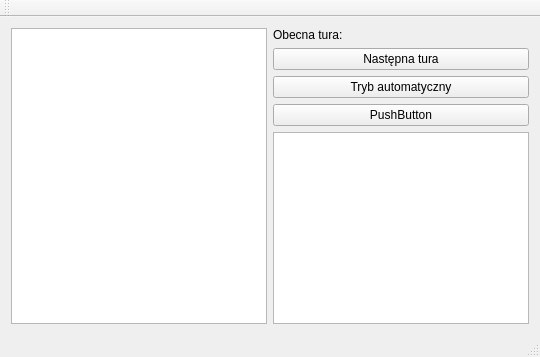
Above: mainwindow.ui from KarolStachurka/PJC before the change. Below: the same form after it.
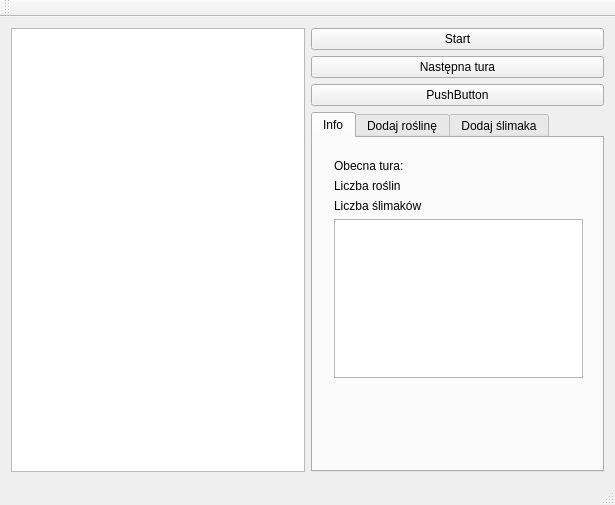
That is the form after the change.

Commit message: plants main functions

Patch:
```diff
--- a/mainwindow.ui
+++ b/mainwindow.ui
@@ -2,6 +2,14 @@
 <ui version="4.0">
  <class>MainWindow</class>
  <widget class="QMainWindow" name="MainWindow">
+  <property name="geometry">
+   <rect>
+    <x>0</x>
+    <y>0</y>
+    <width>615</width>
+    <height>505</height>
+   </rect>
+  </property>
   <property name="sizePolicy">
    <sizepolicy hsizetype="Expanding" vsizetype="Expanding">
     <horstretch>0</horstretch>
@@ -33,22 +41,11 @@
       <item>
        <layout class="QVBoxLayout" name="verticalLayout_2">
         <item>
-         <layout class="QHBoxLayout" name="horizontalLayout_3">
-          <item>
-           <widget class="QLabel" name="turnNumber">
-            <property name="text">
-             <string>Obecna tura:</string>
-            </property>
-           </widget>
-          </item>
-          <item>
-           <widget class="QLabel" name="turnNumberDisplay">
-            <property name="text">
-             <string/>
-            </property>
-           </widget>
-          </item>
-         </layout>
+         <widget class="QPushButton" name="automaticMode">
+          <property name="text">
+           <string>Start</string>
+          </property>
+         </widget>
         </item>
         <item>
          <widget class="QPushButton" name="nextTurn">
@@ -57,13 +54,6 @@
           </property>
          </widget>
         </item>
-        <item>
-         <widget class="QPushButton" name="automaticMode">
-          <property name="text">
-           <string>Tryb automatyczny</string>
-          </property>
-         </widget>
-        </item>
         <item>
          <widget class="QPushButton" name="pushButton_2">
           <property name="text">
@@ -72,10 +62,96 @@
          </widget>
         </item>
         <item>
-         <widget class="QPlainTextEdit" name="logDisplay">
-          <property name="readOnly">
-           <bool>true</bool>
+         <widget class="QTabWidget" name="tabWidget">
+          <property name="currentIndex">
+           <number>0</number>
           </property>
+          <widget class="QWidget" name="tab">
+           <attribute name="title">
+            <string>Info</string>
+           </attribute>
+           <widget class="QWidget" name="verticalLayoutWidget">
+            <property name="geometry">
+             <rect>
+              <x>10</x>
+              <y>10</y>
+              <width>271</width>
+              <height>241</height>
+             </rect>
+            </property>
+            <layout class="QVBoxLayout" name="verticalLayout_3">
+             <item>
+              <layout class="QHBoxLayout" name="horizontalLayout_3">
+               <item>
+                <widget class="QLabel" name="turnNumber">
+                 <property name="text">
+                  <string>Obecna tura:</string>
+                 </property>
+                </widget>
+               </item>
+               <item>
+                <widget class="QLabel" name="turnNumberDisplay">
+                 <property name="text">
+                  <string/>
+                 </property>
+                </widget>
+               </item>
+              </layout>
+             </item>
+             <item>
+              <layout class="QHBoxLayout" name="horizontalLayout_4">
+               <item>
+                <widget class="QLabel" name="plantNumber">
+                 <property name="text">
+                  <string>Liczba roślin</string>
+                 </property>
+                </widget>
+               </item>
+               <item>
+                <widget class="QLabel" name="plantNumberDisplay">
+                 <property name="text">
+                  <string/>
+                 </property>
+                </widget>
+               </item>
+              </layout>
+             </item>
+             <item>
+              <layout class="QHBoxLayout" name="horizontalLayout_2">
+               <item>
+                <widget class="QLabel" name="snailNumber">
+                 <property name="text">
+                  <string>Liczba ślimaków</string>
+                 </property>
+                </widget>
+               </item>
+               <item>
+                <widget class="QLabel" name="snailNumberDisplay">
+                 <property name="text">
+                  <string/>
+                 </property>
+                </widget>
+               </item>
+              </layout>
+             </item>
+             <item>
+              <widget class="QPlainTextEdit" name="plainTextEdit"/>
+             </item>
+            </layout>
+           </widget>
+           <zorder></zorder>
+           <zorder>verticalLayoutWidget</zorder>
+          </widget>
+          <widget class="QWidget" name="tab_3">
+           <attribute name="title">
+            <string>Dodaj roślinę</string>
+           </attribute>
+          </widget>
+          <widget class="QWidget" name="tab_2">
+           <attribute name="title">
+            <string>Dodaj ślimaka</string>
+           </attribute>
+          </widget>
          </widget>
         </item>
        </layout>
```
Left out of the diff: 2 changed lines with no effect on the pictures. The commit also changes 7 other files.
